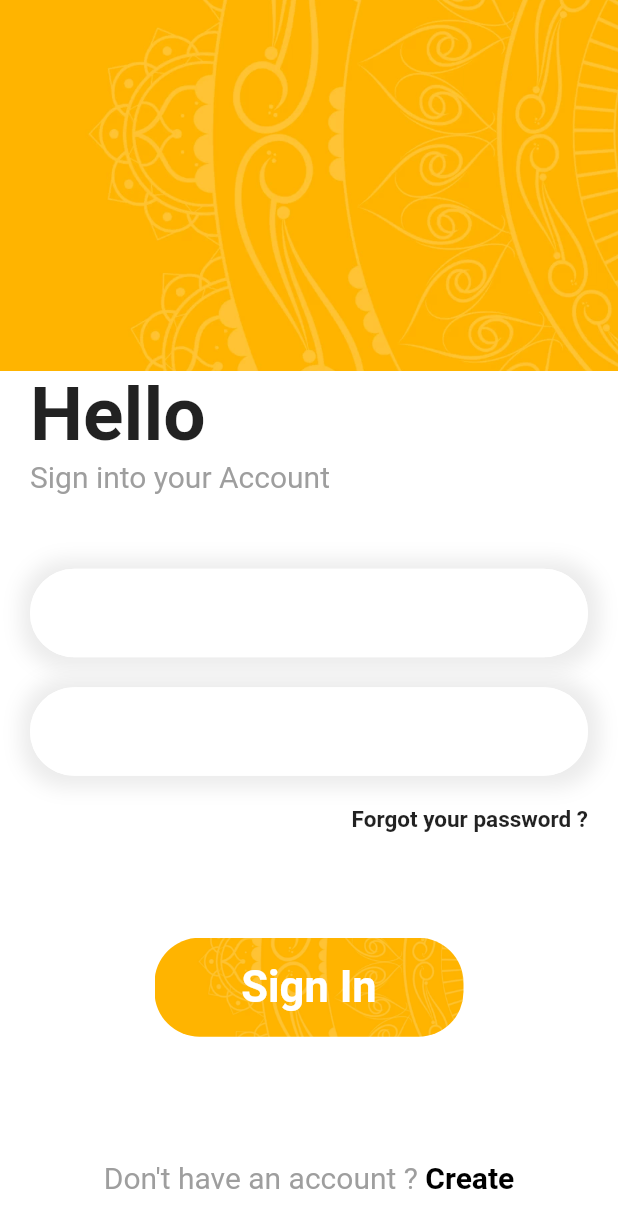
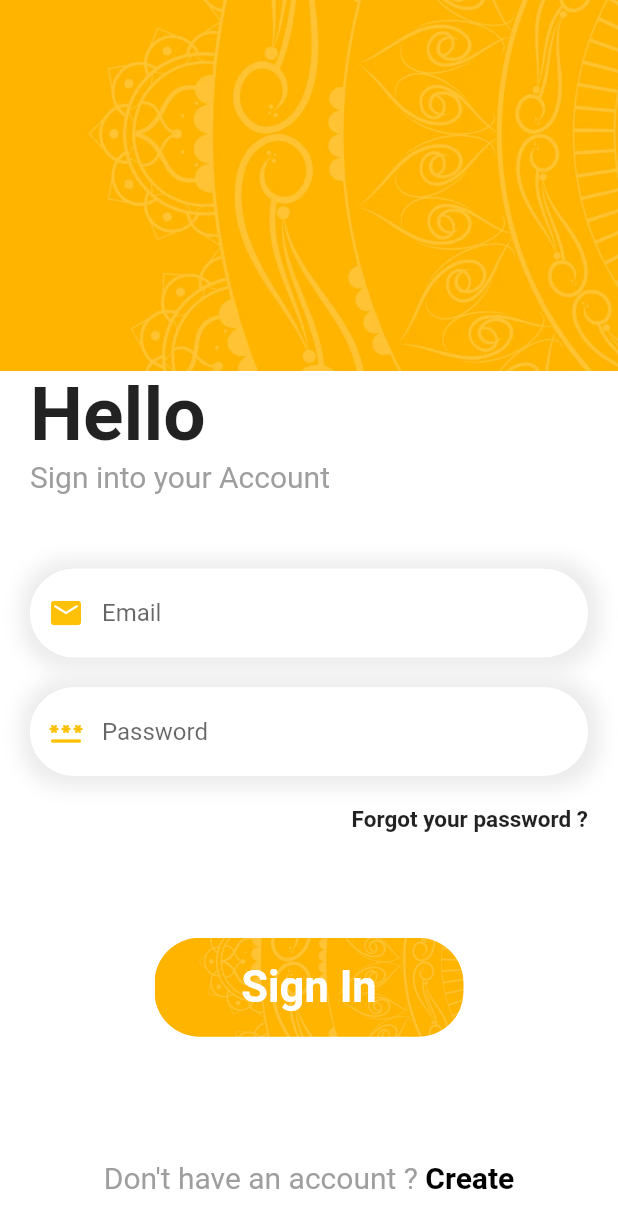
Before and after one commit to sabhinav3/int_appone, a Flutter app: the LoginPage screen opened directly, on a phone screen of 412 x 824 dp. Shown: the top 1228 px of the screen. Run offline on Flutter 3.47's test engine with Material 2 defaults, Android fonts, the phone set to English and light mode, and no system bars; our stand-ins replace bloc, equatable, firebase_core, flutter_bloc, get, video_player; accounts and stored records are empty.

```diff
--- a/lib/pages/login/login_page.dart
+++ b/lib/pages/login/login_page.dart
@@ -1,7 +1,10 @@
 import 'dart:ui';
 
 import 'package:flutter/cupertino.dart';
+import 'package:flutter/gestures.dart';
 import 'package:flutter/material.dart';
+import 'package:get/get.dart';
+import 'package:int_appone/pages/login/signup_page.dart';
 
 class LoginPage extends StatefulWidget {
   LoginPage({Key? key}) : super(key: key);
@@ -67,6 +70,11 @@ class _LoginPageState extends State<LoginPage> {
                   ),
                   child: TextField(
                     decoration: InputDecoration(
+                      hintText: "Email",
+                      prefixIcon: Icon(
+                        Icons.email_rounded,
+                        color: Colors.amber,
+                      ),
                       focusedBorder: OutlineInputBorder(
                         borderRadius: BorderRadius.circular(30),
                         borderSide: BorderSide(
@@ -104,6 +112,11 @@ class _LoginPageState extends State<LoginPage> {
                   ),
                   child: TextField(
                     decoration: InputDecoration(
+                      hintText: "Password",
+                      prefixIcon: Icon(
+                        Icons.password_rounded,
+                        color: Colors.amber,
+                      ),
                       focusedBorder: OutlineInputBorder(
                         borderRadius: BorderRadius.circular(30),
                         borderSide: BorderSide(
@@ -185,6 +198,8 @@ class _LoginPageState extends State<LoginPage> {
                       fontSize: 20,
                       fontWeight: FontWeight.bold,
                     ),
+                    recognizer: TapGestureRecognizer()
+                      ..onTap = () => Get.to(() => SignUpPage()),
                   ),
                 ]),
           )
--- a/pubspec.yaml
+++ b/pubspec.yaml
@@ -31,12 +31,12 @@ dependencies:
     sdk: flutter
   video_player:
 
-
   # The following adds the Cupertino Icons font to your application.
   # Use with the CupertinoIcons class for iOS style icons.
   cupertino_icons: ^1.0.2
   flutter_svg: ^1.0.3
   bloc:
+  get:
   flutter_bloc:
   equatable:
   http:
```
Also changed, not shown: lib/main.dart (+22 -4 lines), lib/pages/login/signup_page.dart (+16 -0 lines), lib/pages/login/user_welcome.dart (+83 -1 lines), pubspec.lock.
